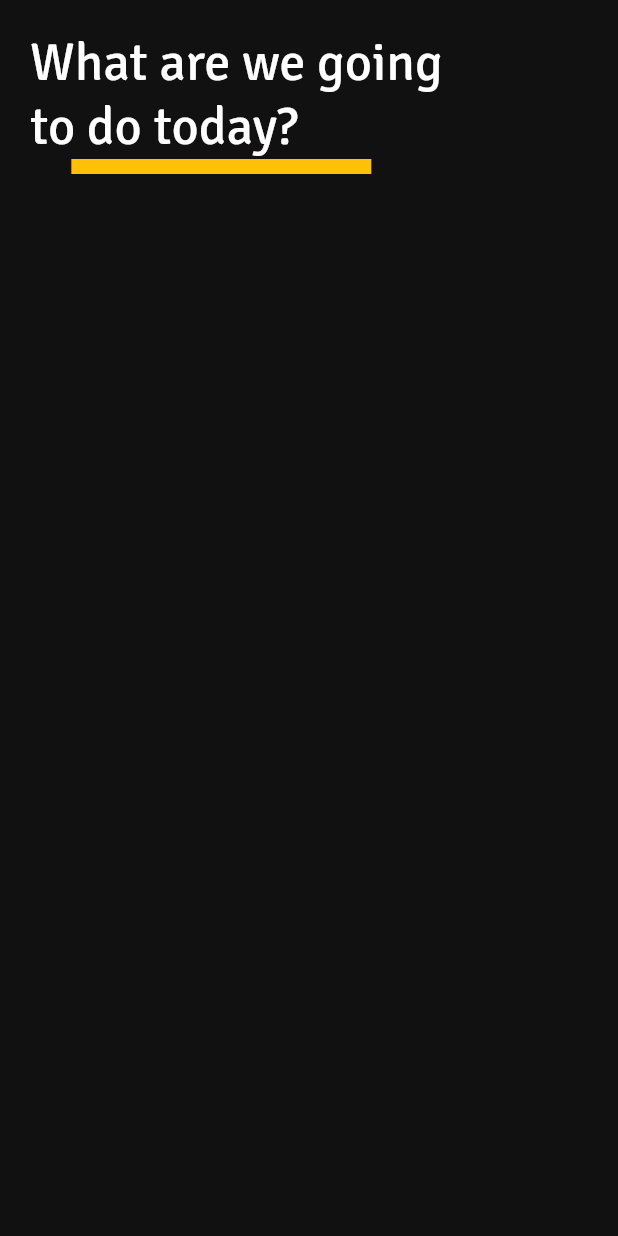
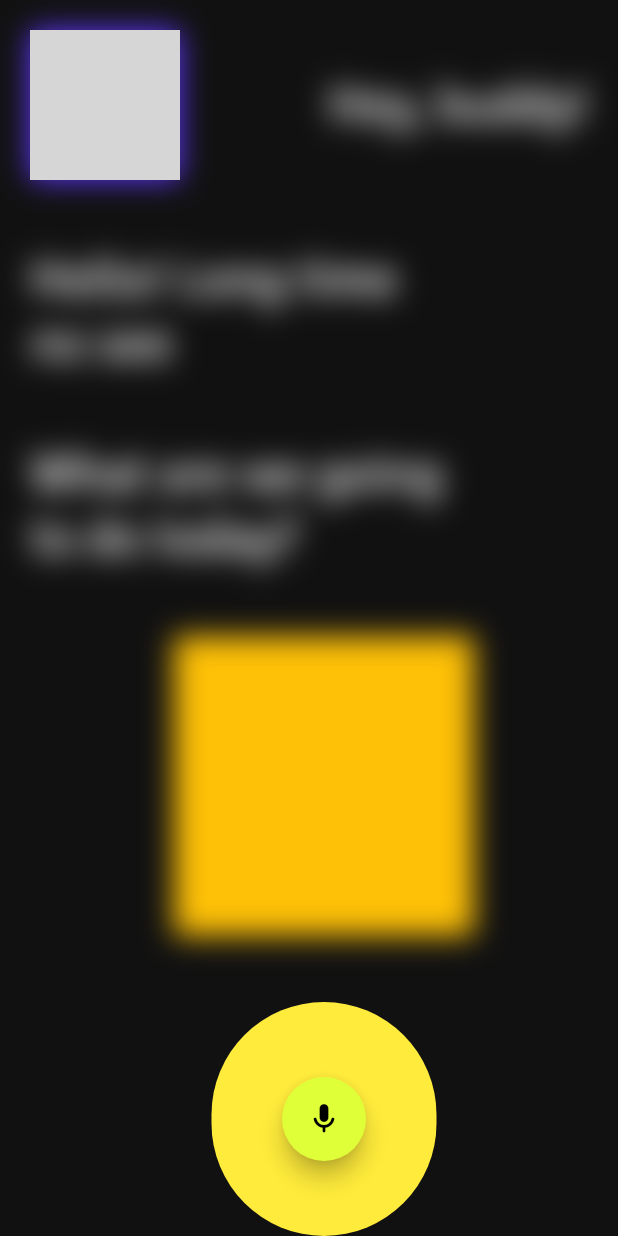
Before and after one commit to EdisonBobadillaChancafe/fluttersamples, a Flutter app: the MainScreenAssistantVoice screen opened by its route, on a phone screen of 412 x 824 dp. Run offline on Flutter 3.47's test engine with Material 2 defaults, Android fonts, the phone set to English and light mode, and no system bars; our stand-ins replace go_router; network calls fail; grey boxes are pictures that could not be loaded.

Commit message:
First screen AssistantVoices

```diff
--- /dev/null
+++ b/lib/app_clone/assistant_voice/Utils.dart
@@ -0,0 +1,16 @@
+import 'package:flutter/material.dart';
+import 'package:flutter_samples_application/app_clone/assistant_voice/Config.dart';
+
+Widget floatbottonmicrophone() {
+  return Padding(
+    padding: EdgeInsets.only(bottom: 50, top: 50),
+    child: FloatingActionButton(
+      child: Icon(
+        Icons.mic_rounded,
+        color: Colors.black,
+      ),
+      backgroundColor: Config.primarycolor,
+      onPressed: () {},
+    ),
+  );
+}
--- a/lib/app_clone/assistant_voice/mainscreen.dart
+++ b/lib/app_clone/assistant_voice/mainscreen.dart
@@ -1,7 +1,11 @@
+import 'dart:ui';
+
 import 'package:flutter/material.dart';
 import 'package:flutter/src/widgets/container.dart';
 import 'package:flutter/src/widgets/framework.dart';
 import 'package:flutter_samples_application/app_clone/assistant_voice/Config.dart';
+
+import 'Utils.dart';
 
 class MainScreenAssistantVoice extends StatelessWidget {
   const MainScreenAssistantVoice({super.key});
@@ -11,10 +15,47 @@ class MainScreenAssistantVoice extends StatelessWidget {
     return Scaffold(
       backgroundColor: Config.blackcolor,
       body: SafeArea(
+        child: Padding(
+          padding: EdgeInsets.only(left: 20, top: 20),
           child: Column(
+            mainAxisAlignment: MainAxisAlignment.spaceBetween,
             children: [
+              Row(
+                mainAxisAlignment: MainAxisAlignment.spaceBetween,
+                children: [
+                  Container(
+                    decoration: BoxDecoration(color: Config.secundarycolor),
+                    height: 100,
+                    width: 100,
+                    child: Image.network(
+                      'https://sp-ao.shortpixel.ai/client/to_webp,q_glossy,ret_img,w_421,h_421/https://rodrigovarejao.com/wp-content/uploads/2020/03/3106cfb40fcb91ab9840231c3f6c1684-sticker.png',
+                      fit: BoxFit.fill,
+                    ),
+                  ),
                   Padding(
-              padding: EdgeInsets.only(left: 20, top: 20),
+                    padding: EdgeInsets.only(right: 20),
+                    child: Text(
+                      'Hey, buddy!',
+                      style: TextStyle(
+                          fontFamily: 'Signika',
+                          color: Config.whitecolor,
+                          fontSize: 35),
+                    ),
+                  ),
+                ],
+              ),
+              Align(
+                alignment: Alignment.centerLeft,
+                child: Text(
+                  'Hello! Long time\nno see',
+                  style: TextStyle(
+                      fontFamily: 'Signika',
+                      color: Config.whitecolor,
+                      fontSize: 35),
+                ),
+              ),
+              Align(
+                alignment: Alignment.centerLeft,
                 child: Text(
                   'What are we going\nto do today?',
                   style: TextStyle(
@@ -24,7 +65,17 @@ class MainScreenAssistantVoice extends StatelessWidget {
                 ),
               ),
               _animationVoice(),
+              BackdropFilter(
+                filter: ImageFilter.blur(sigmaX: 10, sigmaY: 10),
+                child: Container(
+                    decoration: BoxDecoration(
+                        color: Colors.yellow,
+                        borderRadius: BorderRadius.all(Radius.circular(100))),
+                    width: 150,
+                    child: floatbottonmicrophone()),
+              )
             ],
+          ),
         ),
       ),
     );
@@ -33,7 +84,7 @@ class MainScreenAssistantVoice extends StatelessWidget {
   Widget _animationVoice() {
     return Container(
       width: 200,
-      height: 10,
+      height: 200,
       color: Colors.amber,
     );
   }
```
Lines whose indentation alone changed are shown as unchanged.
